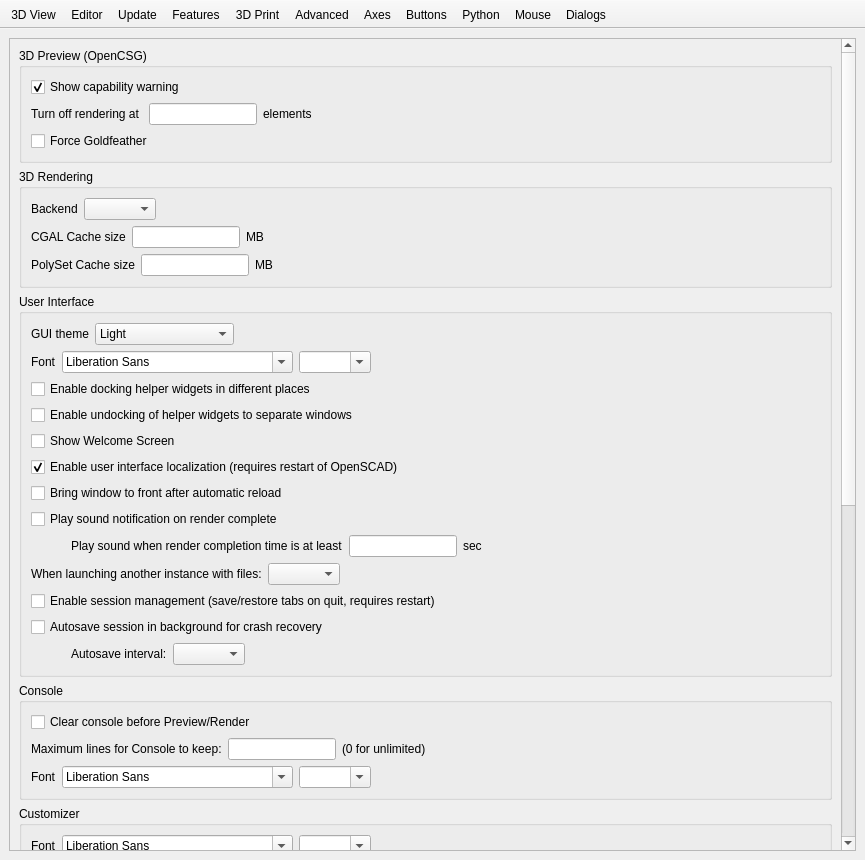
Old version of the form src/gui/Preferences.ui in the repository pythonscad/pythonscad.
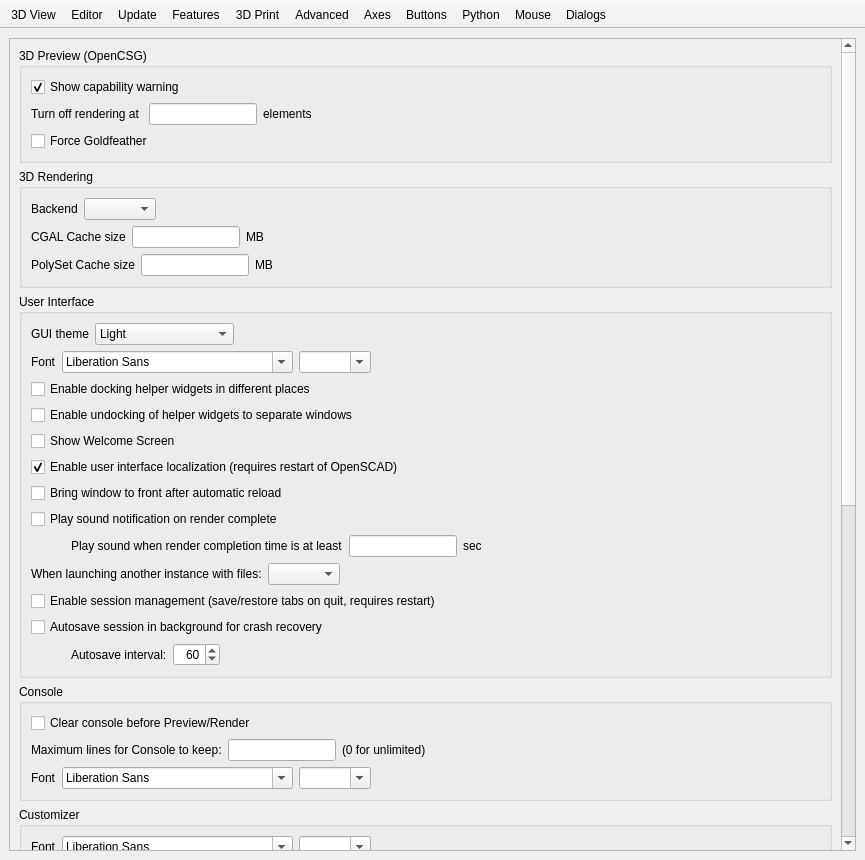
New version of the form. Icons and pictures are not drawn. Custom widgets are drawn as their Qt base class.

Commit message:
fix(gui): autosave interval as spin box over full allowed range
Made-with: Cursor

The edit to the form file:
```diff
--- a/src/gui/Preferences.ui
+++ b/src/gui/Preferences.ui
@@ -2403,7 +2403,23 @@
                   </widget>
                  </item>
                  <item>
-                  <widget class="QComboBox" name="comboBoxAutosaveSessionInterval"/>
+                  <widget class="QSpinBox" name="spinBoxAutosaveSessionInterval">
+                   <property name="alignment">
+                    <set>Qt::AlignRight|Qt::AlignTrailing|Qt::AlignVCenter</set>
+                   </property>
+                   <property name="minimum">
+                    <number>10</number>
+                   </property>
+                   <property name="maximum">
+                    <number>600</number>
+                   </property>
+                   <property name="singleStep">
+                    <number>5</number>
+                   </property>
+                   <property name="value">
+                    <number>60</number>
+                   </property>
+                  </widget>
                  </item>
                  <item>
                   <spacer name="horizontalSpacerAutosaveInterval">
```
The commit also changes 2 other files.
